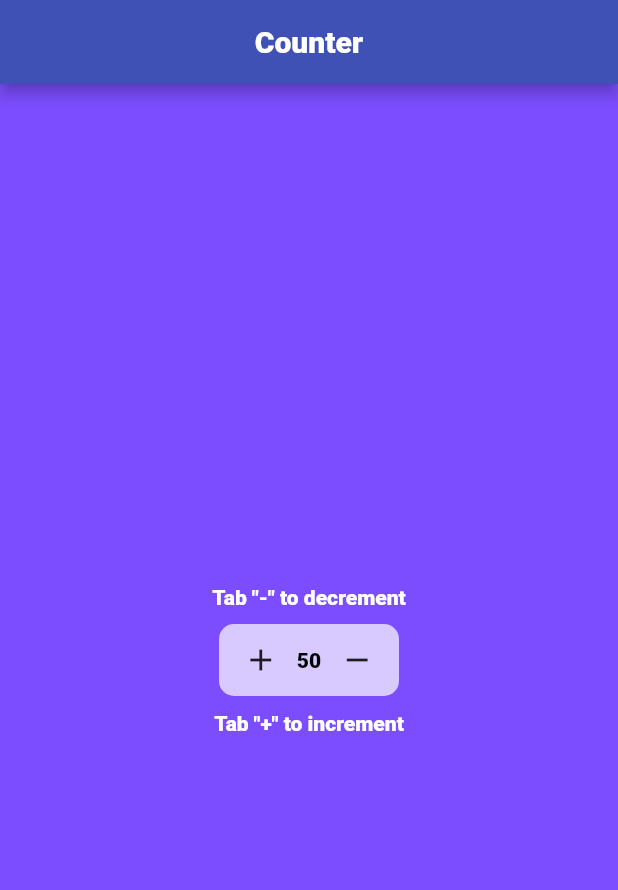
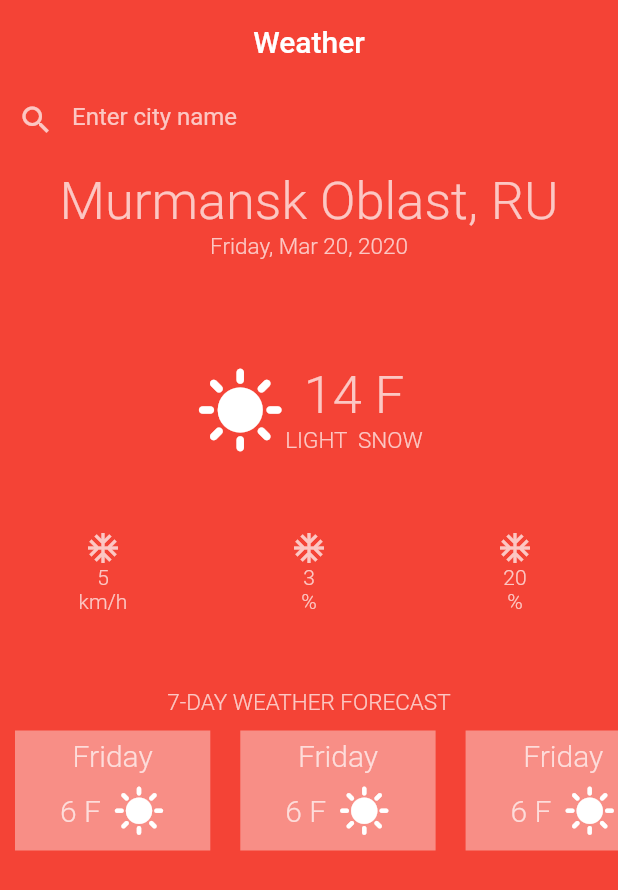
Before and after one commit to olelit/try_flutter, a Flutter app: the screen it shows after launch, on a phone screen of 412 x 824 dp. Shown: the top 890 px of the screen. Run offline on Flutter 3.47's test engine with Material 2 defaults, Android fonts, the phone set to English and light mode, and no system bars.

Commit message:
homework 3.29

```diff
--- /dev/null
+++ b/lib/Widgets/WeatherWidget.dart
@@ -0,0 +1,236 @@
+import 'package:flutter/material.dart';
+import 'package:flutter/services.dart';
+
+class WeatherWidget extends StatelessWidget {
+  const WeatherWidget({super.key});
+
+  final Color mainColor = Colors.white70;
+
+  @override
+  Widget build(BuildContext context) {
+    return MaterialApp(
+      theme: ThemeData(
+          fontFamily: 'Roboto',
+          textTheme: TextTheme(
+            bodyText2: TextStyle(color: mainColor, fontWeight: FontWeight.w300),
+          )),
+      home: Scaffold(
+        appBar: AppBar(
+          title: const Text('Weather'),
+          backgroundColor: Colors.red,
+          centerTitle: true,
+          elevation: 0,
+        ),
+        backgroundColor: Colors.red,
+        body: _buildBody(),
+      ),
+    );
+  }
+
+  Widget _buildBody() {
+    return SingleChildScrollView(
+      child: Column(
+        children: [
+          Padding(
+            padding: const EdgeInsets.only(bottom: 10),
+            child: TextField(
+              decoration: InputDecoration(
+                hintText: 'Enter city name',
+                prefixIcon: Icon(Icons.search, color: mainColor),
+                hintStyle: TextStyle(color: mainColor),
+                border: InputBorder.none,
+              ),
+            ),
+          ),
+          const Text(
+            'Murmansk Oblast, RU',
+            style: TextStyle(
+              fontSize: 35,
+            ),
+          ),
+          const Padding(
+            padding: EdgeInsets.only(bottom: 70),
+            child: Text(
+              'Friday, Mar 20, 2020',
+              style: TextStyle(fontSize: 15),
+            ),
+          ),
+          Padding(
+            padding: const EdgeInsets.only(bottom: 50),
+            child: Row(
+              mainAxisAlignment: MainAxisAlignment.center,
+              children: [
+                const Icon(
+                  Icons.sunny,
+                  color: Colors.white,
+                  size: 60,
+                ),
+                Column(
+                  children: const [
+                    Text(
+                      '14 F',
+                      style: TextStyle(fontSize: 35),
+                    ),
+                    Text(
+                      'LIGHT  SNOW',
+                      style: TextStyle(fontSize: 15),
+                    ),
+                  ],
+                )
+              ],
+            ),
+          ),
+          Padding(
+            padding: const EdgeInsets.only(bottom: 50),
+            child: Row(
+              mainAxisAlignment: MainAxisAlignment.center,
+              children: [
+                Expanded(
+                  child: Column(
+                    children: [
+                      Icon(
+                        (Icons.ac_unit),
+                        color: mainColor,
+                      ),
+                      const Text('5'),
+                      const Text('km/h')
+                    ],
+                  ),
+                ),
+                Expanded(
+                  child: Column(
+                    children: [
+                      Icon(
+                        (Icons.ac_unit),
+                        color: mainColor,
+                      ),
+                      const Text('3'),
+                      const Text('%')
+                    ],
+                  ),
+                ),
+                Expanded(
+                  child: Column(
+                    children: [
+                      Icon(
+                        (Icons.ac_unit),
+                        color: mainColor,
+                      ),
+                      const Text('20'),
+                      const Text('%')
+                    ],
+                  ),
+                ),
+              ],
+            ),
+          ),
+          const Text(
+            '7-DAY WEATHER FORECAST',
+            style: TextStyle(fontSize: 15),
+          ),
+          Container(
+            height: 100,
+            alignment: Alignment.center,
+            child: Expanded(
+              child: ListView(
+                scrollDirection: Axis.horizontal,
+                children: [
+                  Container(
+                    color: Colors.white.withOpacity(0.4),
+                    margin: const EdgeInsets.all(10),
+                    padding: const EdgeInsets.symmetric(horizontal: 30, vertical: 5),
+                    child: Column(
+                      children: [
+                        const Padding(
+                          padding: EdgeInsets.only(bottom: 8.0),
+                          child: Text(
+                            'Friday',
+                            style: TextStyle(fontSize: 20),
+                          ),
+                        ),
+                        Row(
+                          mainAxisAlignment: MainAxisAlignment.center,
+                          children: const [
+                            Text('6 F', style: TextStyle(fontSize: 20)),
+                            Padding(
+                              padding: EdgeInsets.only(left: 8.0),
+                              child: Icon(
+                                Icons.sunny,
+                                color: Colors.white,
+                                size: 35,
+                              ),
+                            ),
+                          ],
+                        )
+                      ],
+                    ),
+                  ),
+                  Container(
+                    color: Colors.white.withOpacity(0.4),
+                    margin: const EdgeInsets.all(10),
+                    padding: const EdgeInsets.symmetric(horizontal: 30, vertical: 5),
+                    child: Column(
+                      children: [
+                        const Padding(
+                          padding: EdgeInsets.only(bottom: 8.0),
+                          child: Text(
+                            'Friday',
+                            style: TextStyle(fontSize: 20),
+                          ),
+                        ),
+                        Row(
+                          mainAxisAlignment: MainAxisAlignment.center,
+                          children: const [
+                            Text('6 F', style: TextStyle(fontSize: 20)),
+                            Padding(
+                              padding: EdgeInsets.only(left: 8.0),
+                              child: Icon(
+                                Icons.sunny,
+                                color: Colors.white,
+                                size: 35,
+                              ),
+                            ),
+                          ],
+                        )
+                      ],
+                    ),
+                  ),
+                  Container(
+                    color: Colors.white.withOpacity(0.4),
+                    margin: const EdgeInsets.all(10),
+                    padding: const EdgeInsets.symmetric(horizontal: 30, vertical: 5),
+                    child: Column(
+                      children: [
+                        const Padding(
+                          padding: EdgeInsets.only(bottom: 8.0),
+                          child: Text(
+                            'Friday',
+                            style: TextStyle(fontSize: 20),
+                          ),
+                        ),
+                        Row(
+                          mainAxisAlignment: MainAxisAlignment.center,
+                          children: const [
+                            Text('6 F', style: TextStyle(fontSize: 20)),
+                            Padding(
+                              padding: EdgeInsets.only(left: 8.0),
+                              child: Icon(
+                                Icons.sunny,
+                                color: Colors.white,
+                                size: 35,
+                              ),
+                            ),
+                          ],
+                        )
+                      ],
+                    ),
+                  )
+                ],
+              ),
+            ),
+          )
+        ],
+      ),
+    );
+  }
+}
--- a/lib/main.dart
+++ b/lib/main.dart
@@ -1,5 +1,4 @@
 import 'package:flutter/material.dart';
+import 'package:my_app/Widgets/WeatherWidget.dart';
 
-import 'Widgets/CounterWidget.dart';
-
-void main() => runApp(const CountWidget());
+void main() => runApp(const WeatherWidget());
--- a/pubspec.yaml
+++ b/pubspec.yaml
@@ -61,7 +61,7 @@ flutter:
   fonts:
     - family: Roboto
       fonts:
-        - asset: fonts/Roboto-Black.ttf
+        - asset: fonts/Roboto-Thin.ttf
   assets:
     - assets/images/index.jpg
     - assets/icons/4691465_flutter_icon.png
```
Also changed, not shown: fonts/Roboto-Black.ttf (deleted), fonts/Roboto-Medium.ttf (added), fonts/Roboto-Thin.ttf (added).
